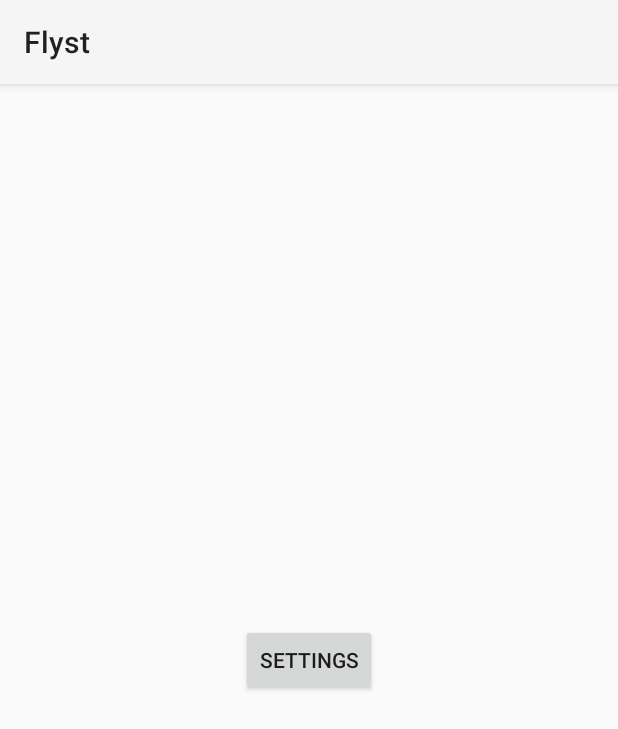
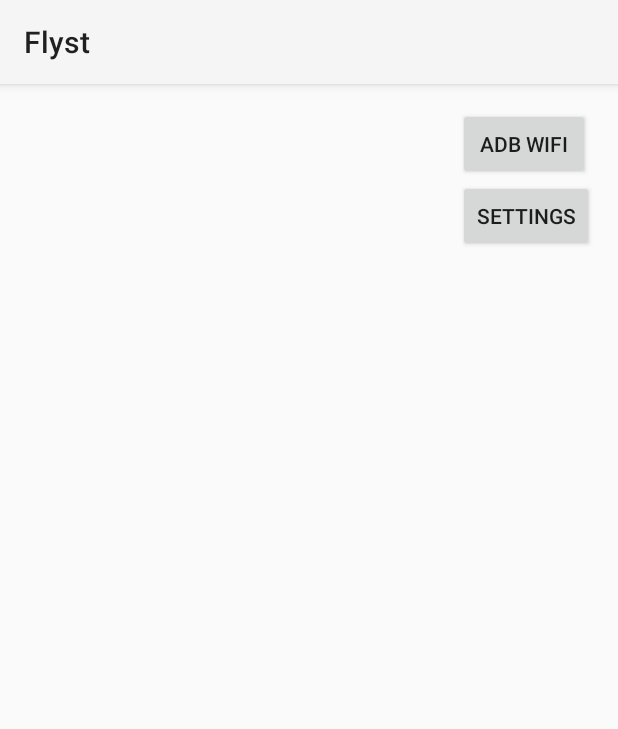
Before and after one commit to chrisemerson/flyst, an Android app: the layout activity_main.xml on its own in the app's theme, with its tools: preview values and no code run, on a phone screen of 412 x 824 dp. Shown: the top 729 px of the screen. Run offline under Robolectric (Android 15) with nearby library versions, the phone set to English and light mode, and no system bars.

Commit message:
Add an extra button to open main settings, and flags to ensure the main activity dismisses the keyguard when it launches

```diff
--- a/app/src/main/res/layout/activity_main.xml
+++ b/app/src/main/res/layout/activity_main.xml
@@ -1,4 +1,4 @@
-<RelativeLayout xmlns:android="http://schemas.android.com/apk/res/android"
+<FrameLayout xmlns:android="http://schemas.android.com/apk/res/android"
     xmlns:tools="http://schemas.android.com/tools"
     android:layout_width="match_parent"
     android:layout_height="match_parent"
@@ -7,13 +7,21 @@
     android:paddingTop="@dimen/activity_vertical_margin"
     android:paddingBottom="@dimen/activity_vertical_margin"
     tools:context=".MainActivity">
+    <LinearLayout
+        android:layout_width="wrap_content"
+        android:layout_height="match_parent"
+        android:orientation="vertical"
+        android:layout_gravity="right">
+        <Button
+            android:id="@+id/adbwifi_button"
+            android:layout_width="wrap_content"
+            android:layout_height="wrap_content"
+            android:text="@string/adb_wifi_button_text"/>
 
-    <Button
-        android:id="@+id/settings_button"
-        android:layout_width="wrap_content"
-        android:layout_height="wrap_content"
-        android:text="@string/settings_button_text"
-        android:layout_centerVertical="true"
-        android:layout_centerHorizontal="true"/>
-
-</RelativeLayout>
+        <Button
+            android:id="@+id/settings_button"
+            android:layout_width="wrap_content"
+            android:layout_height="wrap_content"
+            android:text="@string/main_settings_button_text"/>
+    </LinearLayout>
+</FrameLayout>
--- a/app/src/main/res/values/strings.xml
+++ b/app/src/main/res/values/strings.xml
@@ -2,8 +2,7 @@
 <resources>
 
     <string name="app_name">Flyst</string>
-    <string name="hello_world">Hello world!</string>
-    <string name="action_settings">Settings</string>
-    <string name="settings_button_text">Settings</string>
+    <string name="adb_wifi_button_text">ADB WiFi</string>
+    <string name="main_settings_button_text">Settings</string>
 
 </resources>
```
Also changed, not shown: app/src/main/java/uk/co/cemerson/flyst/MainActivity.java (+19 -1 lines).
